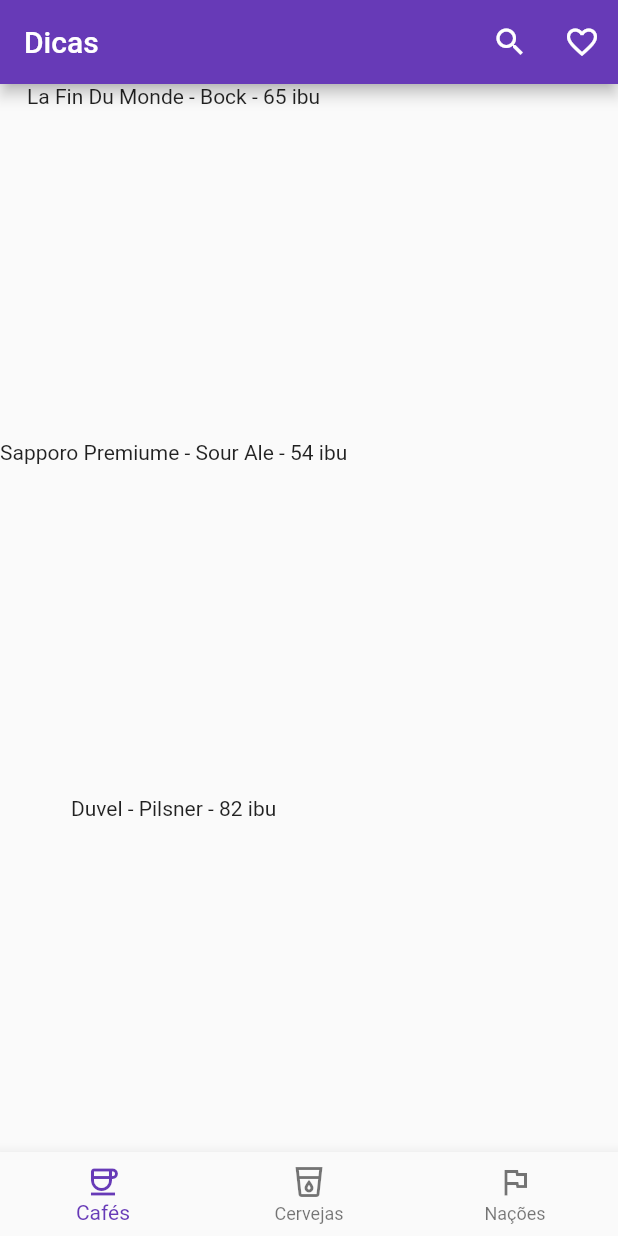
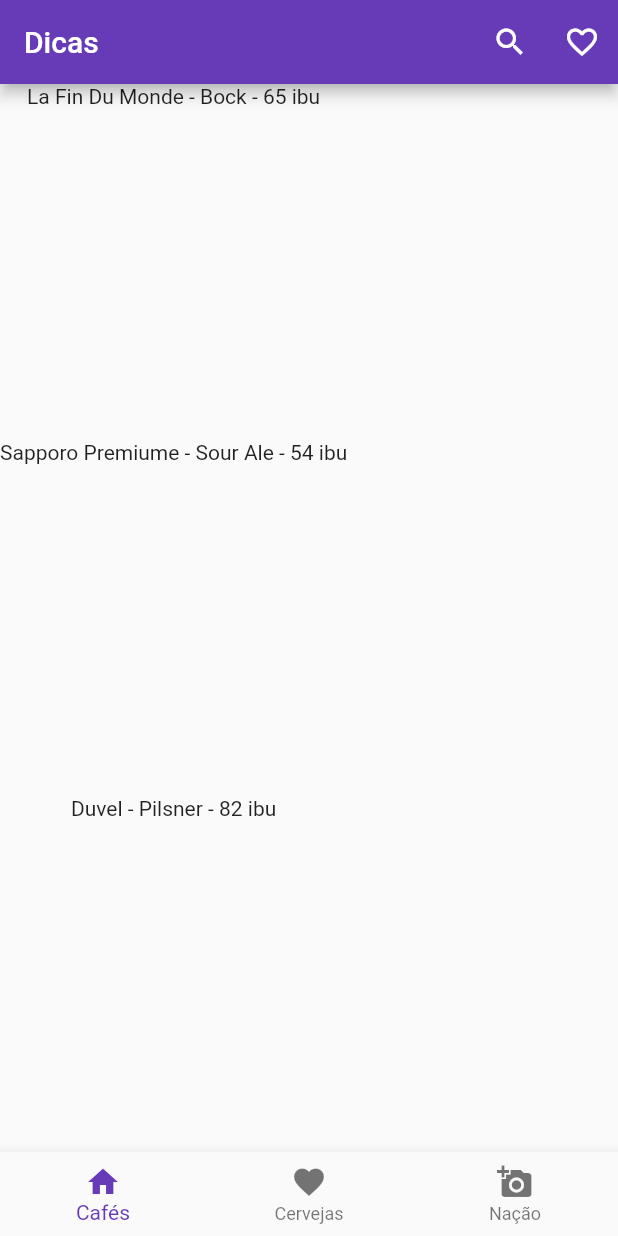
Before and after one commit to SusuGostoso/Susu-POO-I, a Flutter app: the screen it shows after launch, after a tap on the "search" icon, on a phone screen of 412 x 824 dp. Run offline on Flutter 3.47's test engine with Material 2 defaults, Android fonts, the phone set to English and light mode, and no system bars.

Commit message:
Tarefa 3 [Receita 2] - Exer. 4 fin.: Aperfeiçoamento do componente do NewNavBar

```diff
--- a/lib/main.dart
+++ b/lib/main.dart
@@ -1,30 +1,29 @@
 import 'package:flutter/material.dart';
 
 class NewNavBar extends StatelessWidget {
-  const NewNavBar({super.key});
+  final List<IconData> icons;
+  final void Function(int) onButtonPressed;
+  final List<String> rotulos;
 
-  void botaoFoiTocado(int index) {
-    print("Tocaram no botão $index");
+  NewNavBar(
+      {required this.icons,
+      required this.onButtonPressed,
+      required this.rotulos});
+
+  List<BottomNavigationBarItem> _buildNavBarItems() {
+    return icons
+        .map((icon) => BottomNavigationBarItem(
+              icon: Icon(icon),
+              label: rotulos[icons.indexOf(icon)],
+            ))
+        .toList();
   }
 
   @override
   Widget build(BuildContext context) {
     return BottomNavigationBar(
-      onTap: botaoFoiTocado,
-      items: const [
-        BottomNavigationBarItem(
-          label: "Cafés",
-          icon: Icon(Icons.coffee_outlined),
-        ),
-        BottomNavigationBarItem(
-          label: "Cervejas",
-          icon: Icon(Icons.local_drink_outlined),
-        ),
-        BottomNavigationBarItem(
-          label: "Nações",
-          icon: Icon(Icons.flag_outlined),
-        )
-      ],
+      onTap: onButtonPressed,
+      items: _buildNavBarItems(),
     );
   }
 }
@@ -51,17 +50,17 @@ class NewBody extends StatelessWidget {
 }
 
 class NewAppBar extends AppBar {
-  NewAppBar()
+  NewAppBar({super.key})
       : super(
-          title: Text("Dicas"),
+          title: const Text("Dicas"),
           backgroundColor: Colors.deepPurple,
           actions: [
             IconButton(
-              icon: Icon(Icons.search),
+              icon: const Icon(Icons.search),
               onPressed: () => print("Pesquisando..."),
             ),
             IconButton(
-              icon: Icon(Icons.favorite_border),
+              icon: const Icon(Icons.favorite_border),
               onPressed: () => print("Favoritos..."),
             ),
           ],
@@ -78,7 +77,11 @@ class MyApp extends StatelessWidget {
       home: Scaffold(
         appBar: NewAppBar(),
         body: NewBody(),
-        bottomNavigationBar: NewNavBar(),
+        bottomNavigationBar: NewNavBar(
+          icons: [Icons.home, Icons.favorite, Icons.add_a_photo],
+          onButtonPressed: (index) => print("Tocaram no botão $index"),
+          rotulos: ["Cafés", "Cervejas", "Nação"], //Label do ícone
+        ),
       ),
     );
   }
```
